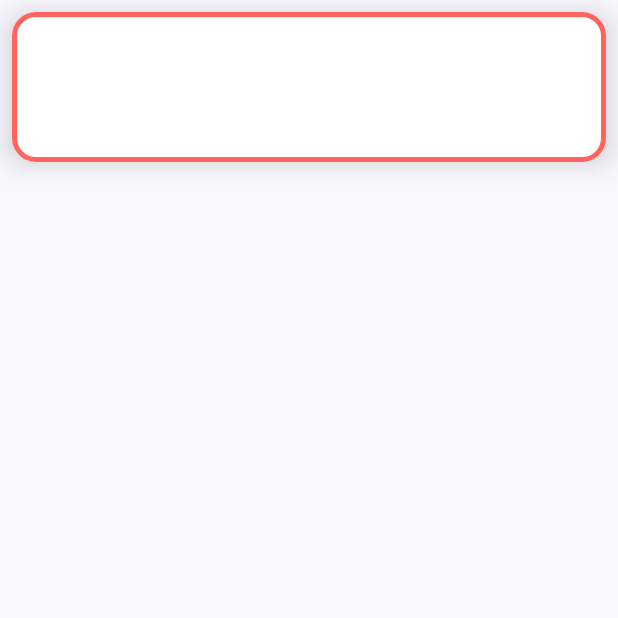
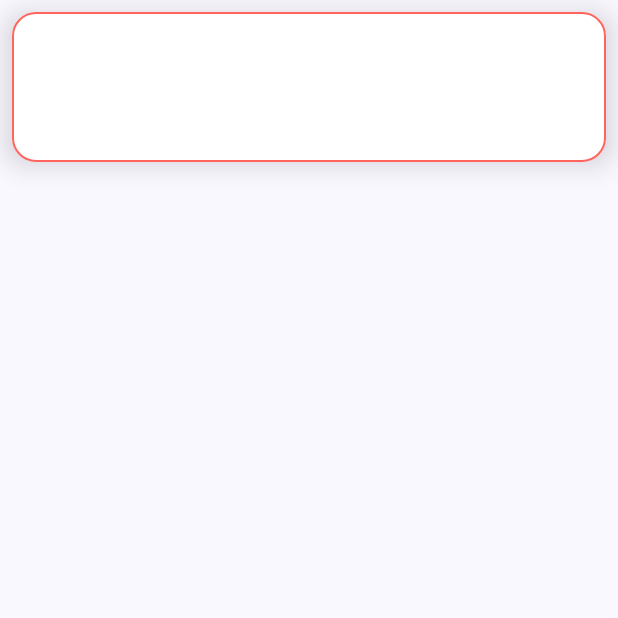
Before and after one commit to anamika23428/space_quiz_app, an Android app built with Jetpack Compose: the composable Options called with empty values, on a phone screen of 412 x 824 dp, the top half of it. Run offline under Robolectric (Android 15) with nearby library versions, the phone set to English and light mode, and no system bars.

Commit message:
Almost Done

```diff
--- a/app/build.gradle.kts
+++ b/app/build.gradle.kts
@@ -51,6 +51,7 @@ android {
 
 dependencies {
     val nav_version = "2.7.7"
+    implementation("androidx.core:core-splashscreen:1.0.1")
 
     implementation("androidx.navigation:navigation-compose:$nav_version")
     implementation("androidx.core:core-ktx:1.13.1")
--- a/app/src/main/AndroidManifest.xml
+++ b/app/src/main/AndroidManifest.xml
@@ -16,7 +16,7 @@
             android:name=".MainActivity"
             android:exported="true"
             android:label="@string/app_name"
-            android:theme="@style/Theme.Apace_app">
+            android:theme="@style/Theme.MyApp.Splash">
             <intent-filter>
                 <action android:name="android.intent.action.MAIN" />
 
--- a/app/src/main/java/com/example/apace_app/MainActivity.kt
+++ b/app/src/main/java/com/example/apace_app/MainActivity.kt
@@ -3,6 +3,7 @@ package com.example.apace_app
 import android.os.Bundle
 import androidx.activity.ComponentActivity
 import androidx.activity.compose.setContent
+import androidx.core.splashscreen.SplashScreen.Companion.installSplashScreen
 import androidx.navigation.compose.rememberNavController
 import com.example.apace_app.Quiz.QuizAppPrev
 import org.example.campuscrew.screens.BottomNav
@@ -11,6 +12,7 @@ import org.example.campuscrew.screens.BottomNav
 class MainActivity : ComponentActivity() {
     override fun onCreate(savedInstanceState: Bundle?) {
         super.onCreate(savedInstanceState)
+        installSplashScreen()
         setContent {
             BottomNav(navController = rememberNavController())
         }
--- a/app/src/main/java/com/example/apace_app/Quiz/Quiz.kt
+++ b/app/src/main/java/com/example/apace_app/Quiz/Quiz.kt
@@ -75,7 +75,7 @@ fun QuizApp(
 
         Box {
             Image(
-                painter = painterResource(id = R.drawable.spacebgg), // Replace with your image resource
+                painter = painterResource(id = R.drawable.bg), // Replace with your image resource
                 contentDescription = null,
                 modifier = Modifier.fillMaxSize(),
                 contentScale = ContentScale.Crop // Adjust image scaling as needed
--- a/app/src/main/java/com/example/apace_app/common/CommonComponent.kt
+++ b/app/src/main/java/com/example/apace_app/common/CommonComponent.kt
@@ -212,7 +212,7 @@ fun head(text: String = "Question") {
 @Composable
 fun question(text:String){
     Surface(tonalElevation = 8.dp,
-        border = BorderStroke(3.dp, color = colorResource(id = R.color.Highlight)),
+        border = BorderStroke(1.dp, color = colorResource(id = R.color.Highlight)),
 
         shadowElevation = 8.dp,
         shape = RoundedCornerShape(12.dp),
@@ -257,7 +257,7 @@ fun Options(
     backgroundColor: Color = Color.White
 ) {
     Surface(
-        border = BorderStroke(3.dp, color = colorResource(id = R.color.Highlight)),
+        border = BorderStroke(1.dp, color = colorResource(id = R.color.Highlight)),
         tonalElevation = 12.dp,
         shadowElevation = 12.dp,
         shape = RoundedCornerShape(16.dp),
--- /dev/null
+++ b/app/src/main/res/values-night/splash.xml
@@ -0,0 +1,13 @@
+<?xml version="1.0" encoding="utf-8"?>
+<resources>
+    <style name="Theme.MyApp.Splash" parent="Theme.SplashScreen">
+        <!-- Background color for the splash screen -->
+        <item name="windowSplashScreenBackground">#FFFFFF</item>
+
+        <!-- Animated icon resource for the splash screen -->
+        <item name="windowSplashScreenAnimatedIcon">@drawable/icon</item>
+
+        <!-- Theme to use after the splash screen -->
+        <item name="postSplashScreenTheme">@style/Theme.Apace_app</item>
+    </style>
+</resources>
--- /dev/null
+++ b/app/src/main/res/values/splash.xml
@@ -0,0 +1,13 @@
+<?xml version="1.0" encoding="utf-8"?>
+<resources>
+    <style name="Theme.MyApp.Splash" parent="Theme.SplashScreen">
+        <!-- Background color for the splash screen -->
+        <item name="windowSplashScreenBackground">#FFFFFF</item>
+
+        <!-- Animated icon resource for the splash screen -->
+        <item name="windowSplashScreenAnimatedIcon">@drawable/icon</item>
+
+        <!-- Theme to use after the splash screen -->
+        <item name="postSplashScreenTheme">@style/Theme.Apace_app</item>
+    </style>
+</resources>
```
Also changed, not shown: app/src/main/res/drawable/icon.png (added), 1 other file.
